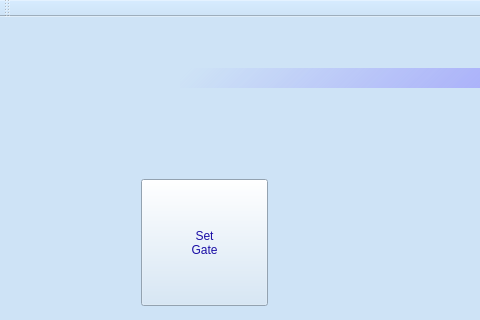
Qt form mainwindow.ui (orsosa/telescope_app) before a commit; both pictures show x 0 to 480 and y 0 to 320 of the 1024 by 768 pixel window.
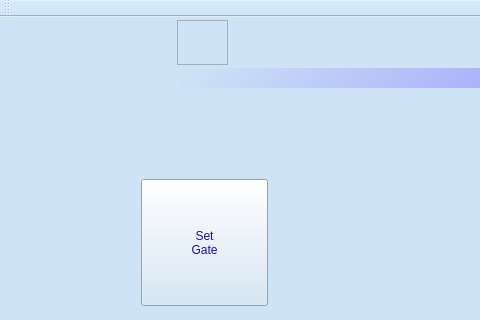
The same form after that commit. Icons and pictures are not drawn. Custom widgets are drawn as their Qt base class.

The edit to the form file:
```diff
--- a/mainwindow.ui
+++ b/mainwindow.ui
@@ -194,6 +194,22 @@
      <enum>QFrame::Raised</enum>
     </property>
    </widget>
+   <widget class="QFrame" name="wifi_frame">
+    <property name="geometry">
+     <rect>
+      <x>177</x>
+      <y>3</y>
+      <width>51</width>
+      <height>45</height>
+     </rect>
+    </property>
+    <property name="frameShape">
+     <enum>QFrame::StyledPanel</enum>
+    </property>
+    <property name="frameShadow">
+     <enum>QFrame::Plain</enum>
+    </property>
+   </widget>
   </widget>
   <widget class="QMenuBar" name="menuBar">
    <property name="geometry">
```
Left out of the diff: 4 changed lines with no effect on the pictures.
